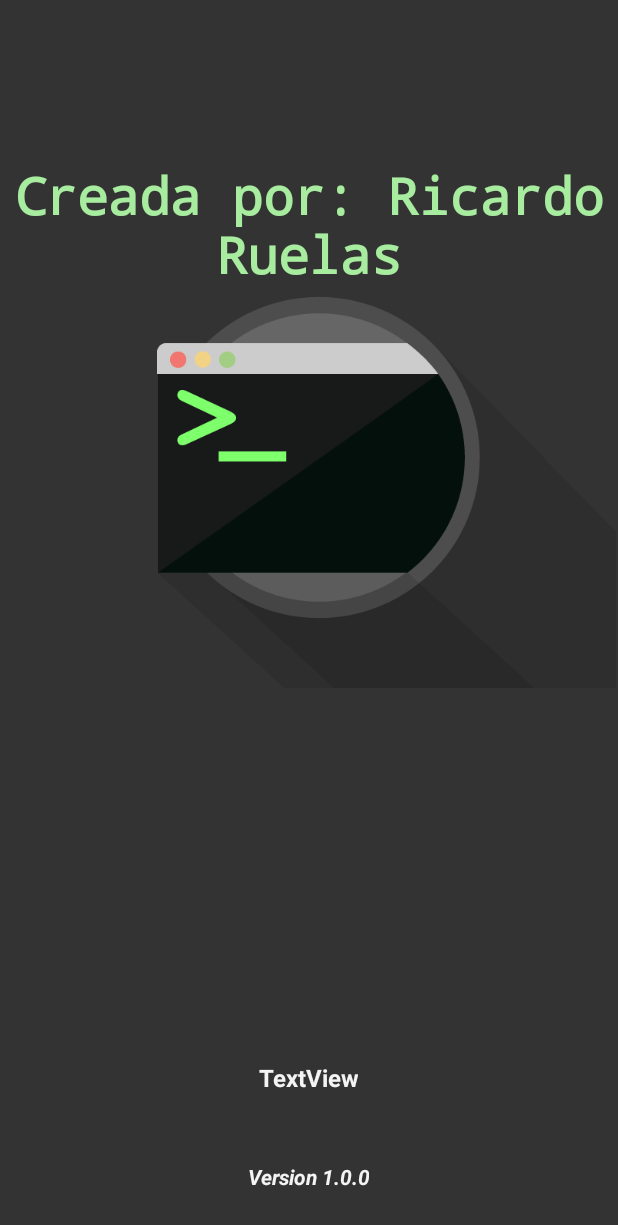
After one commit to Ricky-Robot/TriFormula, an Android app: the SplashScreen screen opened directly, with no data from a screen before it, on a phone screen of 412 x 824 dp. The commit adds this screen. Shown: the top 1225 px of the screen. Run offline under Robolectric (Android 15) with nearby library versions, the phone set to English and light mode, and no system bars; 1 statement that could not run was skipped.

Commit message:
Nuevo: Se agrega Splash Screen.

```diff
--- a/app/build.gradle.kts
+++ b/app/build.gradle.kts
@@ -44,6 +44,10 @@ dependencies {
     implementation("androidx.appcompat:appcompat:1.6.1")
     implementation("com.google.android.material:material:1.9.0")
     implementation("androidx.constraintlayout:constraintlayout:2.1.4")
+
+    // Para gifs animados
+    implementation ("pl.droidsonroids.gif:android-gif-drawable:1.2.28")
+
     testImplementation("junit:junit:4.13.2")
     androidTestImplementation("androidx.test.ext:junit:1.1.5")
     androidTestImplementation("androidx.test.espresso:espresso-core:3.5.1")
--- a/app/src/main/AndroidManifest.xml
+++ b/app/src/main/AndroidManifest.xml
@@ -13,6 +13,15 @@
         android:theme="@style/Theme.TriFormula"
         tools:targetApi="23">
         <activity
+            android:name=".SplashScreen"
+            android:exported="true">
+            <intent-filter>
+                <action android:name="android.intent.action.MAIN" />
+
+                <category android:name="android.intent.category.LAUNCHER" />
+            </intent-filter>
+        </activity>
+        <activity
             android:name=".MainActivity"
             android:exported="true">
             <intent-filter>
--- /dev/null
+++ b/app/src/main/java/com/rickyrobot/triformula/SplashScreen.kt
@@ -0,0 +1,20 @@
+package com.rickyrobot.triformula
+
+import android.content.Intent
+import androidx.appcompat.app.AppCompatActivity
+import android.os.Bundle
+import kotlin.concurrent.thread
+
+class SplashScreen : AppCompatActivity() {
+    override fun onCreate(savedInstanceState: Bundle?) {
+        super.onCreate(savedInstanceState)
+        setContentView(R.layout.activity_splash_screen)
+
+        thread {
+            Thread.sleep(2000)
+            val intent = Intent(this, MainActivity::class.java)
+            startActivity(intent)
+            finish()
+        }
+    }
+}
--- /dev/null
+++ b/app/src/main/res/layout/activity_splash_screen.xml
@@ -0,0 +1,72 @@
+<?xml version="1.0" encoding="utf-8"?>
+<androidx.constraintlayout.widget.ConstraintLayout xmlns:android="http://schemas.android.com/apk/res/android"
+    xmlns:app="http://schemas.android.com/apk/res-auto"
+    xmlns:tools="http://schemas.android.com/tools"
+    android:layout_width="match_parent"
+    android:layout_height="match_parent"
+    android:background="@drawable/backgroundsplash"
+    tools:context=".MainActivity"
+    tools:layout_editor_absoluteX="0dp"
+    tools:layout_editor_absoluteY="-8dp">
+
+    <pl.droidsonroids.gif.GifImageView
+        android:id="@+id/gifImageView"
+        android:layout_width="409dp"
+        android:layout_height="522dp"
+        android:layout_marginTop="44dp"
+        android:src="@drawable/animterminal"
+        app:layout_constraintEnd_toEndOf="parent"
+        app:layout_constraintStart_toStartOf="parent"
+        app:layout_constraintTop_toTopOf="parent" />
+
+    <TextView
+        android:id="@+id/splashVersion"
+        android:layout_width="wrap_content"
+        android:layout_height="wrap_content"
+        android:text="TextView"
+        android:textAlignment="center"
+        android:textColor="#F3F4F3"
+        android:textSize="16sp"
+        android:textStyle="bold"
+        app:layout_constraintBottom_toBottomOf="parent"
+        app:layout_constraintEnd_toEndOf="parent"
+        app:layout_constraintHorizontal_bias="0.498"
+        app:layout_constraintStart_toStartOf="parent"
+        app:layout_constraintTop_toTopOf="parent"
+        app:layout_constraintVertical_bias="0.882"
+        tools:text="@string/autor" />
+
+    <TextView
+        android:id="@+id/splashAutor"
+        android:layout_width="wrap_content"
+        android:layout_height="wrap_content"
+        android:text="@string/version"
+        android:textAlignment="center"
+        android:textColor="#F3F4F3"
+        android:textStyle="bold|italic"
+        app:layout_constraintBottom_toBottomOf="parent"
+        app:layout_constraintEnd_toEndOf="parent"
+        app:layout_constraintHorizontal_bias="0.498"
+        app:layout_constraintStart_toStartOf="parent"
+        app:layout_constraintTop_toTopOf="parent"
+        app:layout_constraintVertical_bias="0.963"
+        tools:text="@string/version" />
+
+    <TextView
+        android:id="@+id/splashVersion3"
+        android:layout_width="wrap_content"
+        android:layout_height="wrap_content"
+        android:fontFamily="monospace"
+        android:text="@string/autor"
+        android:textAlignment="center"
+        android:textAppearance="@style/TextAppearance.AppCompat.Display2"
+        android:textColor="#A7EC9F"
+        android:textSize="34sp"
+        android:textStyle="bold"
+        app:layout_constraintBottom_toBottomOf="parent"
+        app:layout_constraintEnd_toEndOf="parent"
+        app:layout_constraintStart_toStartOf="parent"
+        app:layout_constraintTop_toTopOf="parent"
+        app:layout_constraintVertical_bias="0.145"
+        tools:text="@string/app_name" />
+</androidx.constraintlayout.widget.ConstraintLayout>
--- a/app/src/main/res/values/strings.xml
+++ b/app/src/main/res/values/strings.xml
@@ -1,5 +1,8 @@
 <resources>
     <string name="app_name">TriFormula</string>
+    <string name="autor">Creada por: Ricardo Ruelas</string>
+    <string name="version">Version 1.0.0</string>
+
     <string name="item_default">Selecciona una formula</string>
     <string name="var_a">a</string>
     <string name="var_b">b</string>
```
Also changed, not shown: app/src/main/res/drawable/animterminal.gif (added), app/src/main/res/drawable/backgroundsplash.png (added).
